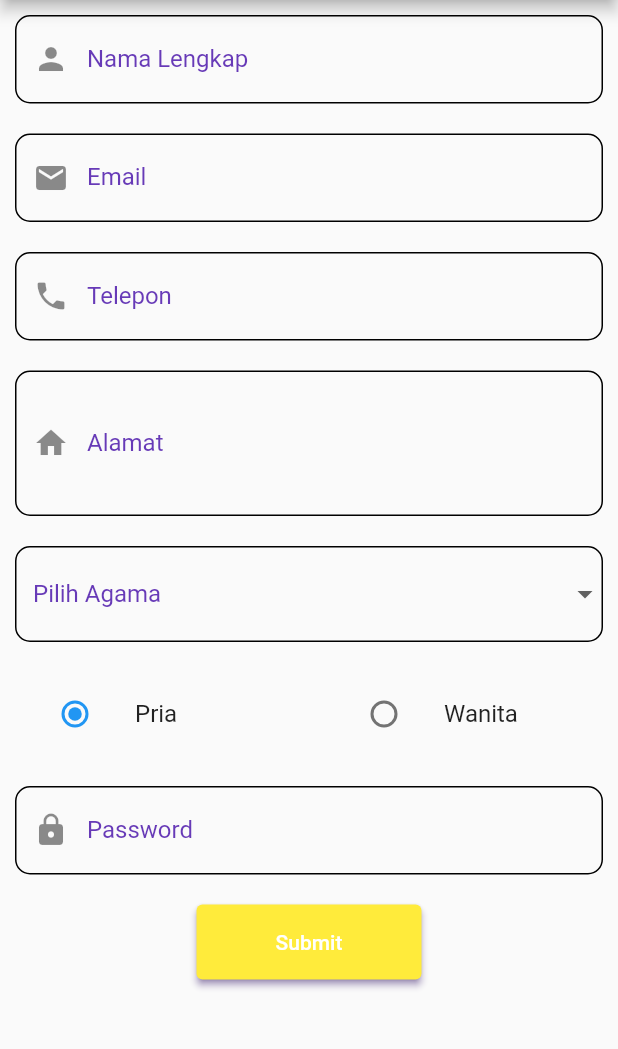
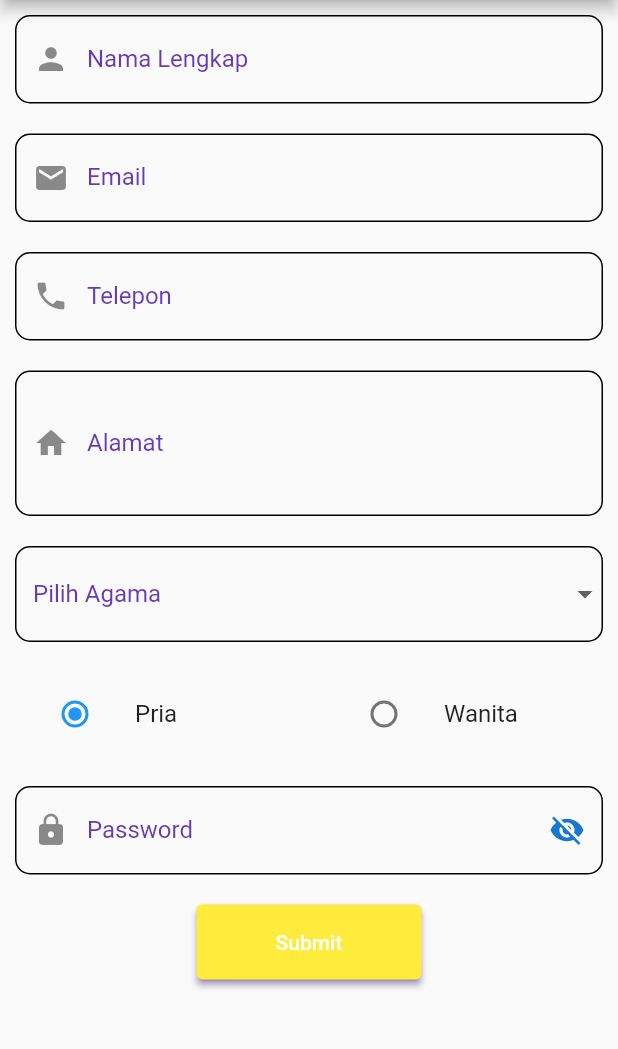
Before and after one commit to yozzylazzy/flutter_validation_passdata_form, a Flutter app: the screen it shows after launch, on a phone screen of 412 x 824 dp, the part 105-1154 px from its top. Run offline on Flutter 3.47's test engine with Material 2 defaults, Android fonts, the phone set to English and light mode, and no system bars; missing offline and left inert: dart:html.

Commit message:
Update Validation Form and Password seek unseek

```diff
--- a/lib/register_form.dart
+++ b/lib/register_form.dart
@@ -1,3 +1,4 @@
+import 'dart:ui';
 import 'dart:html';
 
 import 'package:flutter/material.dart';
@@ -16,7 +17,13 @@ class _RegisterFormStatefullState extends State<RegisterFormStatefull> {
   final GlobalKey<FormState> _keyform = GlobalKey<FormState>();
   String selectedAgama = '';
   TextEditingController namalengkap = TextEditingController();
+  bool _passwordVisible = true;
   //
+  @override
+  void initState(){
+    _passwordVisible = false;
+  }
+
   @override
   Widget build(BuildContext context) {
     return Scaffold(
@@ -189,21 +196,29 @@ class _RegisterFormStatefullState extends State<RegisterFormStatefull> {
                   ),
                   SizedBox(height: 20,),
                   TextFormField(
-                    obscureText: true,
+                    obscureText: !_passwordVisible,
                     autocorrect: false,
                     //controller: ,
                     validator: (value){
-                      // if(value == null || value.isEmpty){
-                      //   return 'Mohon Isikan Data Dengan Benar';
-                      // }
-                      // return null;
                       return (value!.isEmpty?
                       "Password Tidak Boleh Kosong" : null);
                     },
                     decoration: InputDecoration(
                       labelText: 'Password',
+                      hintText: 'Masukkan Password',
                       labelStyle: TextStyle(
                         color: Colors.deepPurple,
+                      ),
+                      suffixIcon: IconButton(
+                        icon: Icon(
+                          _passwordVisible? Icons.visibility : Icons.visibility_off,
+                          color: Theme.of(context).primaryColorDark,
+                        ),
+                        onPressed: (){
+                          setState(() {
+                            _passwordVisible = !_passwordVisible;
+                          });
+                        },
                       ),
                       prefixIcon: Icon(Icons.lock),
                       enabledBorder: OutlineInputBorder(
@@ -236,7 +251,7 @@ class _RegisterFormStatefullState extends State<RegisterFormStatefull> {
                     ),
                     style: ElevatedButton.styleFrom(
                       primary: Colors.yellow,
-                      fixedSize: Size(150, 50),
+                      fixedSize: Size(150.0, 50.0),
                       shadowColor: Colors.deepPurple,
                     ),
                   ),
```
